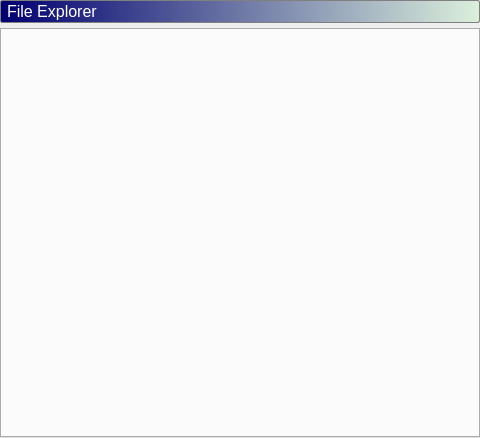
Above: FrmFileExplorer.ui from beltoforion/InstantLua before the change. Below: the same form after it.
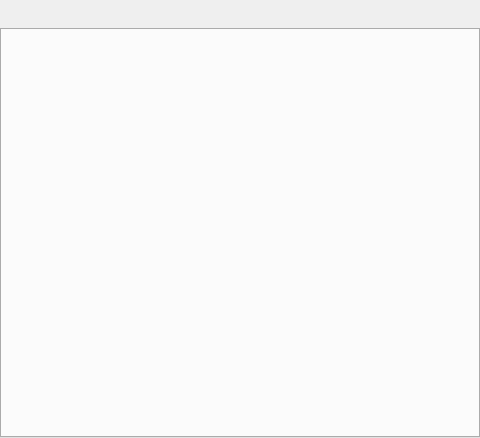
That is the form after the change. Icons and pictures are not drawn. Custom widgets are drawn as their Qt base class.

Commit message: GradientPanel added for pretty captions

Diff of the .ui file:
```diff
--- a/FrmFileExplorer.ui
+++ b/FrmFileExplorer.ui
@@ -17,40 +17,36 @@
    <property name="spacing">
     <number>0</number>
    </property>
-   <property name="margin">
+   <property name="leftMargin">
+    <number>0</number>
+   </property>
+   <property name="topMargin">
+    <number>1</number>
+   </property>
+   <property name="rightMargin">
+    <number>0</number>
+   </property>
+   <property name="bottomMargin">
     <number>0</number>
    </property>
    <item>
     <layout class="QVBoxLayout" name="verticalLayout">
      <property name="spacing">
-      <number>5</number>
+      <number>2</number>
      </property>
      <property name="margin">
       <number>0</number>
      </property>
      <item>
-      <widget class="QLabel" name="lbCaption">
-       <property name="font">
-        <font>
-         <pointsize>12</pointsize>
-        </font>
+      <widget class="QGradientPanel" name="paCaption" native="true">
+       <property name="minimumSize">
+        <size>
+         <width>0</width>
+         <height>25</height>
+        </size>
        </property>
-       <property name="styleSheet">
-        <string notr="true">background-color: qlineargradient(spread:pad, x1:0, y1:0, x2:1, y2:0, stop:0 rgba(0, 0, 112, 255), stop:1 rgba(220, 240, 220, 255));
-color: rgb(255, 255, 255);
-padding: 1px;
-border-style: solid;
-border: 1px solid gray;
-border-radius: 2px;</string>
-       </property>
-       <property name="text">
-        <string>File Explorer</string>
-       </property>
-       <property name="margin">
-        <number>3</number>
-       </property>
-       <property name="indent">
-        <number>5</number>
+       <property name="autoFillBackground">
+        <bool>false</bool>
        </property>
       </widget>
      </item>
@@ -96,7 +92,13 @@
   <customwidget>
    <class>FileExplorerTabWidget</class>
    <extends>QTabWidget</extends>
-   <header>fileexplorertabwidget.h</header>
+   <header>../../FileExplorerTabWidget.h</header>
+   <container>1</container>
+  </customwidget>
+  <customwidget>
+   <class>QGradientPanel</class>
+   <extends>QWidget</extends>
+   <header>QGradientPanel.h</header>
    <container>1</container>
   </customwidget>
  </customwidgets>
```
The commit also changes 32 other files.
